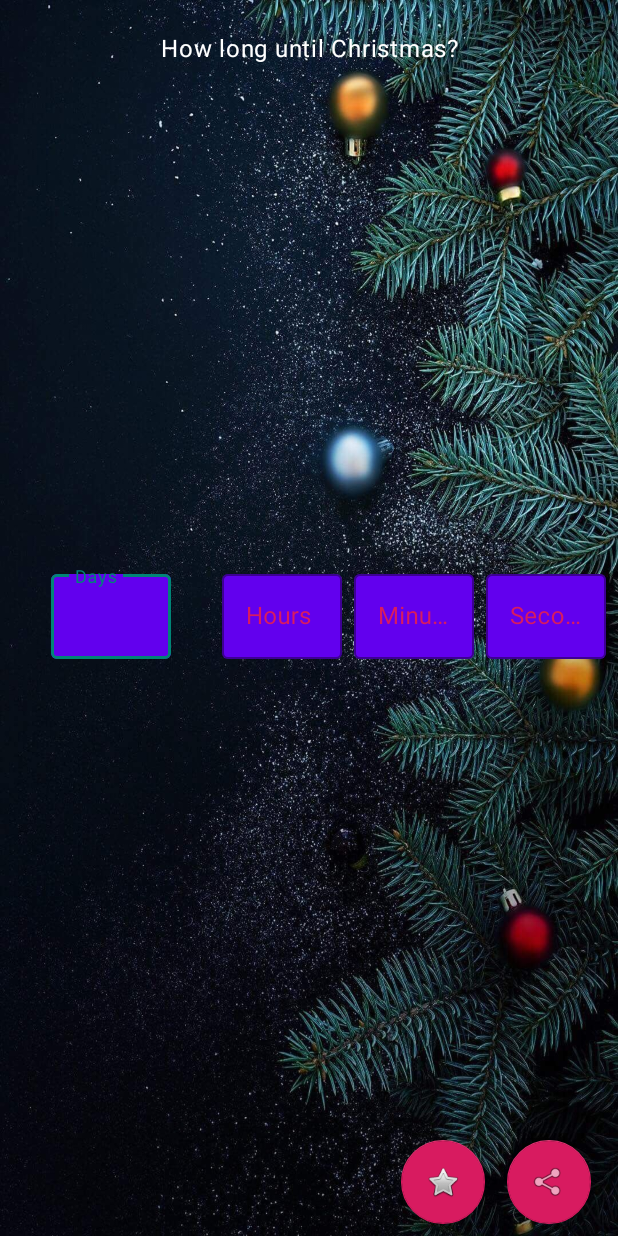
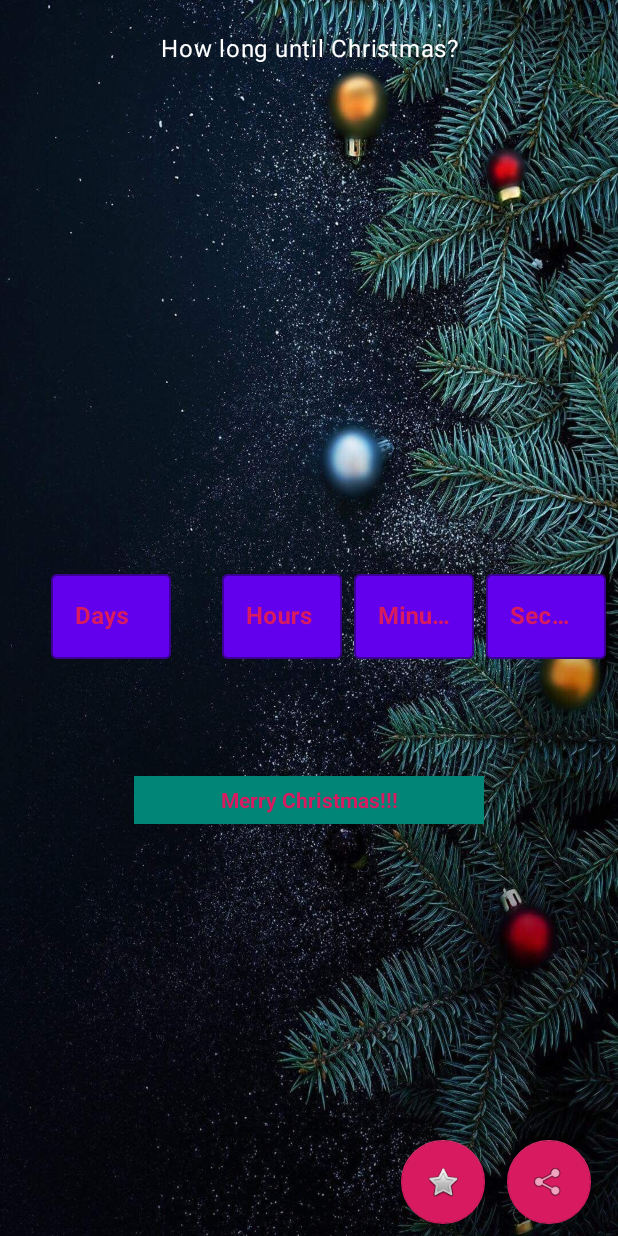
Before and after one commit to facundop/android-how_long_until_christmas, an Android app: the layout content_main.xml on its own in the app's theme, with its tools: preview values and no code run, on a phone screen of 412 x 824 dp. Run offline under Robolectric (Android 15) with nearby library versions, the phone set to English and light mode, and no system bars.

Commit message:
Add Merry Christmas message

```diff
--- a/app/build.gradle
+++ b/app/build.gradle
@@ -14,8 +14,8 @@ android {
         applicationId "com.facundoprecentado.howlonguntilchristmas"
         minSdkVersion 22
         targetSdkVersion 28
-        versionCode 8
-        versionName "1.8"
+        versionCode 10
+        versionName "1.10"
         testInstrumentationRunner "android.support.test.runner.AndroidJUnitRunner"
         signingConfig signingConfigs.release
     }
--- a/app/src/main/java/com/facundoprecentado/howlonguntilchristmas/MainActivity.java
+++ b/app/src/main/java/com/facundoprecentado/howlonguntilchristmas/MainActivity.java
@@ -27,6 +27,8 @@ import com.google.android.gms.ads.reward.RewardItem;
 import com.google.android.gms.ads.reward.RewardedVideoAd;
 import com.google.android.gms.ads.reward.RewardedVideoAdListener;
 
+import org.w3c.dom.Text;
+
 import java.text.ParseException;
 import java.text.SimpleDateFormat;
 import java.time.LocalDate;
@@ -51,6 +53,8 @@ public class MainActivity extends AppCompatActivity implements RewardedVideoAdLi
     private TextInputLayout hoursEditText;
     private TextInputLayout minutesEditText;
     private TextInputLayout secondsEditText;
+
+    private TextView merryChristmasText;
 
     private Button calculateTimeButton;
     private FloatingActionButton shareButton;
@@ -105,6 +109,9 @@ public class MainActivity extends AppCompatActivity implements RewardedVideoAdLi
         minutesEditText.setVisibility(View.GONE);
         secondsEditText = (TextInputLayout) findViewById(R.id.seconds_text_input);
         secondsEditText.setVisibility(View.GONE);
+
+        merryChristmasText = (TextView) findViewById(R.id.merryChristmasView);
+        merryChristmasText.setVisibility(View.GONE);
 
         loadRewardedVideoAd();
     }
@@ -169,7 +176,12 @@ public class MainActivity extends AppCompatActivity implements RewardedVideoAdLi
             }
 
             public void onFinish() {
-                // TODO: Add Merry Christmas message (before Christmas LOL)
+                daysEditText.setVisibility(View.GONE);
+                hoursEditText.setVisibility(View.GONE);
+                minutesEditText.setVisibility(View.GONE);
+                secondsEditText.setVisibility(View.GONE);
+
+                merryChristmasText.setVisibility(View.VISIBLE);
             }
         }.start();
     }
--- a/app/src/main/res/layout/content_main.xml
+++ b/app/src/main/res/layout/content_main.xml
@@ -44,7 +44,11 @@
             android:id="@+id/days_edit_text"
             android:layout_width="match_parent"
             android:layout_height="wrap_content"
-            android:hint="@string/days" />
+            android:enabled="false"
+            android:hint="@string/days"
+            android:inputType="none"
+            android:textColor="@color/colorPrimary"
+            android:textStyle="bold" />
     </android.support.design.widget.TextInputLayout>
 
     <android.support.design.widget.TextInputLayout
@@ -63,9 +67,13 @@
 
         <android.support.design.widget.TextInputEditText
             android:id="@+id/hours_edit_text"
-            android:layout_width="80dp"
+            android:layout_width="match_parent"
             android:layout_height="wrap_content"
-            android:hint="@string/hours" />
+            android:enabled="false"
+            android:hint="@string/hours"
+            android:inputType="none"
+            android:textColor="@color/colorPrimary"
+            android:textStyle="bold" />
     </android.support.design.widget.TextInputLayout>
 
     <android.support.design.widget.TextInputLayout
@@ -86,7 +94,11 @@
             android:id="@+id/minutes_edit_text"
             android:layout_width="match_parent"
             android:layout_height="wrap_content"
-            android:hint="@string/minutes" />
+            android:enabled="false"
+            android:hint="@string/minutes"
+            android:inputType="none"
+            android:textColor="@color/colorPrimary"
+            android:textStyle="bold" />
     </android.support.design.widget.TextInputLayout>
 
     <android.support.design.widget.TextInputLayout
@@ -107,8 +119,31 @@
             android:id="@+id/seconds_edit_text"
             android:layout_width="match_parent"
             android:layout_height="wrap_content"
-            android:hint="@string/seconds" />
+            android:enabled="false"
+            android:hint="@string/seconds"
+            android:inputType="none"
+            android:textColor="@color/colorPrimary"
+            android:textStyle="bold" />
     </android.support.design.widget.TextInputLayout>
+
+    <TextView
+        android:id="@+id/merryChristmasView"
+        android:layout_width="233dp"
+        android:layout_height="32dp"
+        android:layout_marginStart="8dp"
+        android:layout_marginTop="8dp"
+        android:layout_marginEnd="8dp"
+        android:layout_marginBottom="8dp"
+        android:background="@color/colorPrimary"
+        android:gravity="center"
+        android:text="@string/merry_cristmas_msg"
+        android:textColor="@color/colorAccent"
+        android:textStyle="bold"
+        app:layout_constraintBottom_toBottomOf="parent"
+        app:layout_constraintEnd_toEndOf="parent"
+        app:layout_constraintStart_toStartOf="parent"
+        app:layout_constraintTop_toBottomOf="@+id/calculateTimeButton"
+        app:layout_constraintVertical_bias="0.63" />
 
     <android.support.design.widget.FloatingActionButton
         android:id="@+id/rateButton"
--- a/app/src/main/res/values/strings.xml
+++ b/app/src/main/res/values/strings.xml
@@ -5,11 +5,10 @@
     <string name="calculate_time_button">How long until Christmas?</string>
     <string name="day">Day</string>
     <string name="days">Days</string>
-    <string name="merry">Merry</string>
-    <string name="christmas">Christmas!!!</string>
     <string name="share_app_msg">Find out how long until Christmas with this App:</string>
     <string name="share_app_button">Share</string>
     <string name="hours">Hours</string>
     <string name="minutes">Minutes</string>
     <string name="seconds">Seconds</string>
+    <string name="merry_cristmas_msg">Merry Christmas!!!</string>
 </resources>
```
Also changed, not shown: 1 other file.
